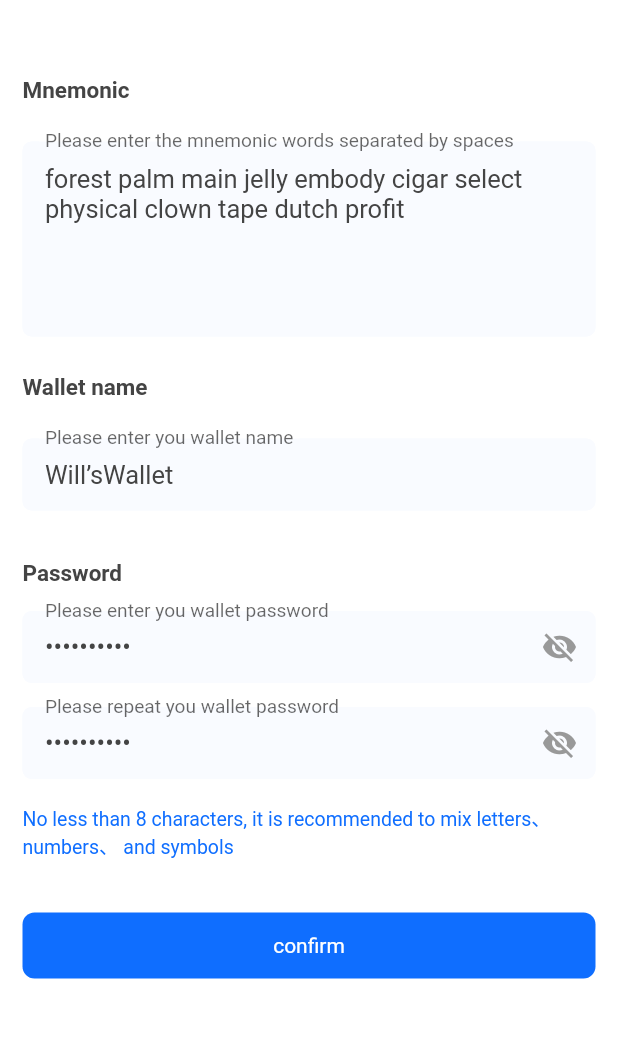
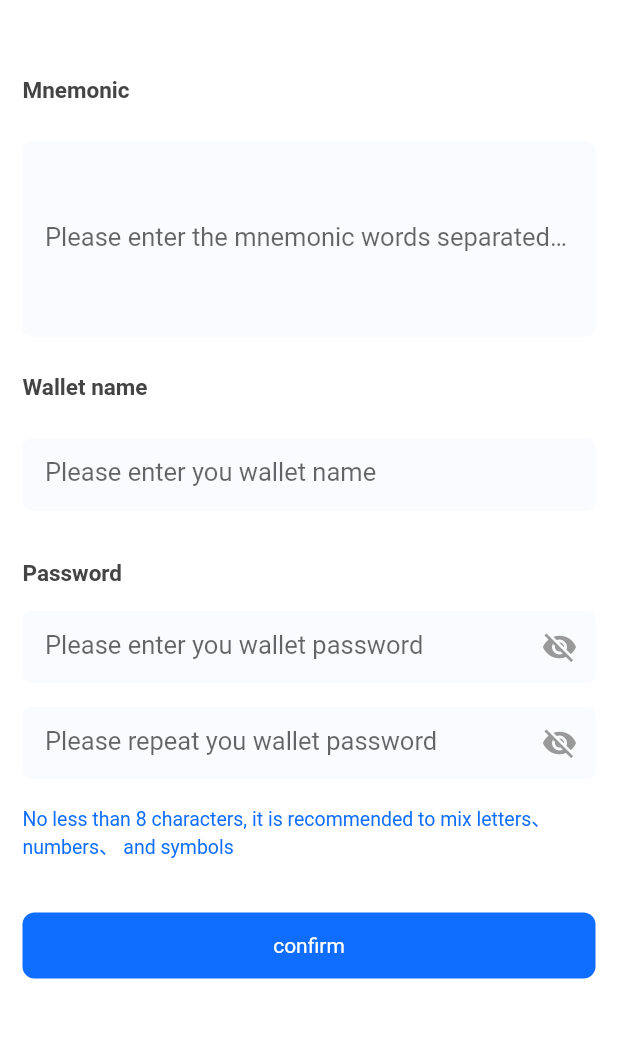
Before and after one commit to 20156284/aa_wallet, a Flutter app: the RecoverByMnemonicPage screen opened by its route, on a phone screen of 412 x 824 dp, the part 49-1087 px from its top. Run offline on Flutter 3.47's test engine with Material 2 defaults, Android fonts, the phone set to English and light mode, and no system bars; our stand-ins replace bot_toast, convert, copy_with_extension, dio, extended_image, get and 13 more; missing offline and left inert: aes_ecb_pkcs5_flutter, bip32, bip39, camera_web, dart:html, encrypt and 6 more; accounts and stored records are empty; generated files the repository leaves out were written again.

Commit message:
remove default word

```diff
--- a/lib/page/lead/recover_by_mnemonic/recover_by_mnemonic_logic.dart
+++ b/lib/page/lead/recover_by_mnemonic/recover_by_mnemonic_logic.dart
@@ -9,26 +9,26 @@ import 'package:get/get.dart';
 import 'package:web3dart/credentials.dart';
 
 class RecoverByMnemonicLogic extends GetxController {
-  // final TextEditingController mnemonicEdit = TextEditingController();
-  // final TextEditingController nameEdit = TextEditingController();
-  // final TextEditingController pwdEdit = TextEditingController();
-  // final TextEditingController repeatPwdEdit = TextEditingController();
+  final TextEditingController mnemonicEdit = TextEditingController();
+  final TextEditingController nameEdit = TextEditingController();
+  final TextEditingController pwdEdit = TextEditingController();
+  final TextEditingController repeatPwdEdit = TextEditingController();
 
   // //主要测试钱包
   // final TextEditingController mnemonicEdit = TextEditingController(
   //     text:
   //         'song convince art planet domain property load satoshi rocket west vital cycle');
 
-  //第二测试钱包
-  final TextEditingController mnemonicEdit = TextEditingController(
-      text:
-          'forest palm main jelly embody cigar select physical clown tape dutch profit');
-  final TextEditingController nameEdit =
-      TextEditingController(text: 'Will’sWallet');
-  final TextEditingController pwdEdit =
-      TextEditingController(text: ')#*will520');
-  final TextEditingController repeatPwdEdit =
-      TextEditingController(text: ')#*will520');
+  // //第二测试钱包
+  // final TextEditingController mnemonicEdit = TextEditingController(
+  //     text:
+  //         'forest palm main jelly embody cigar select physical clown tape dutch profit');
+  // final TextEditingController nameEdit =
+  //     TextEditingController(text: 'Will’sWallet');
+  // final TextEditingController pwdEdit =
+  //     TextEditingController(text: ')#*will520');
+  // final TextEditingController repeatPwdEdit =
+  //     TextEditingController(text: ')#*will520');
 
   final pwdVisible = true.obs;
   final repeatVisible = true.obs;
```
Also changed, not shown: lib/data_base/moor_database.dart (+6 -2 lines), lib/page/wallet/wallet_edit_name/wallet_edit_name_logic.dart (+6 -1 lines).
